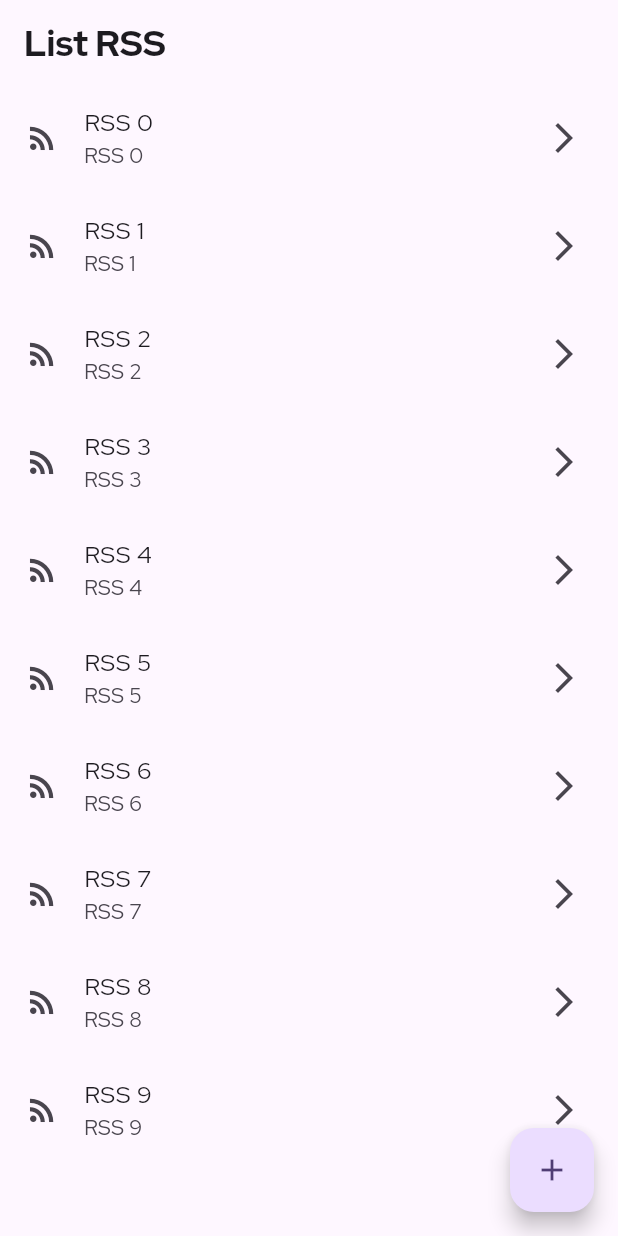
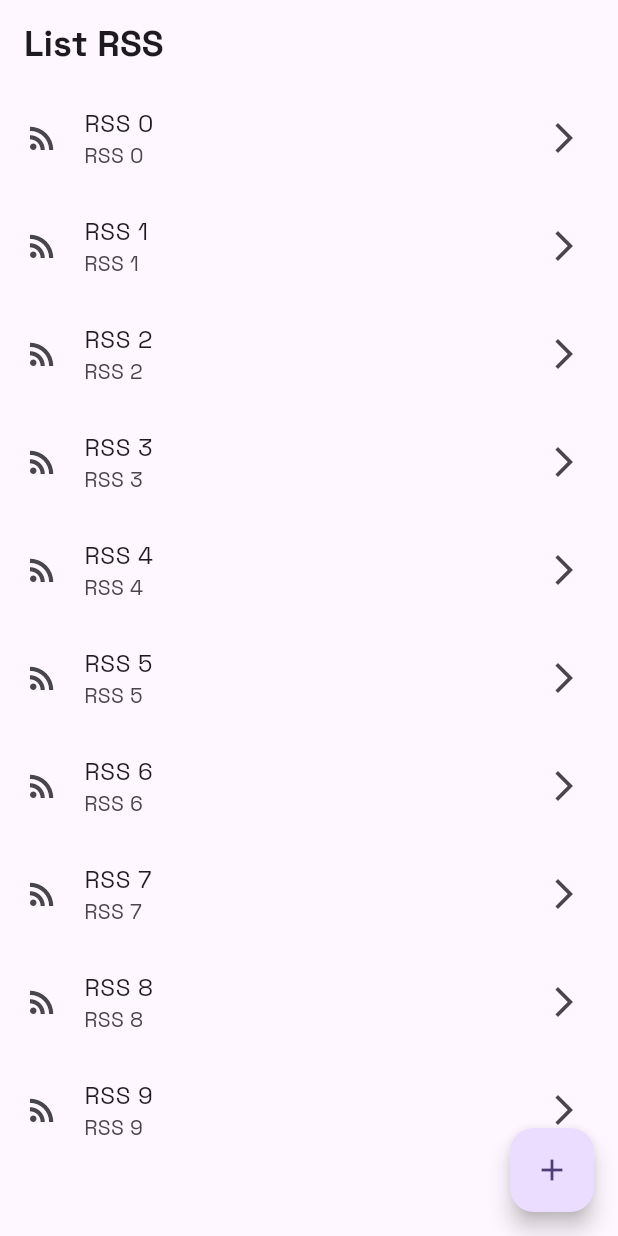
Before and after one commit to manuelduarte077/rss_news, a Flutter app: the ListRssScreen screen opened by its route, on a phone screen of 412 x 824 dp. Run offline on Flutter 3.47's test engine with Material 2 defaults, Android fonts, the phone set to English and light mode, and no system bars; our stand-ins replace go_router, google_fonts, rxdart, sqflite; accounts and stored records are empty; network calls fail.

Commit message:
change fontfamily

```diff
--- a/lib/config/theme/app_theme.dart
+++ b/lib/config/theme/app_theme.dart
@@ -8,7 +8,7 @@ class AppTheme {
     useMaterial3: true,
 
     /// Font Family
-    fontFamily: GoogleFonts.redHatDisplay().fontFamily,
+    fontFamily: GoogleFonts.spaceGrotesk().fontFamily,
     textTheme: const TextTheme(
       titleLarge: TextStyle(
         fontSize: 24,
```
